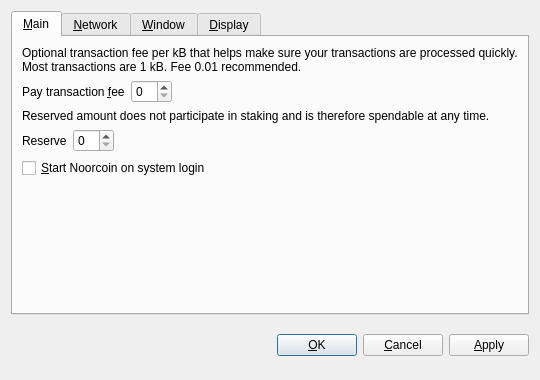
First picture: the form in src/qt/forms/optionsdialog.ui, repository hydrocarboncoin/hydrocarbon, before the edit.
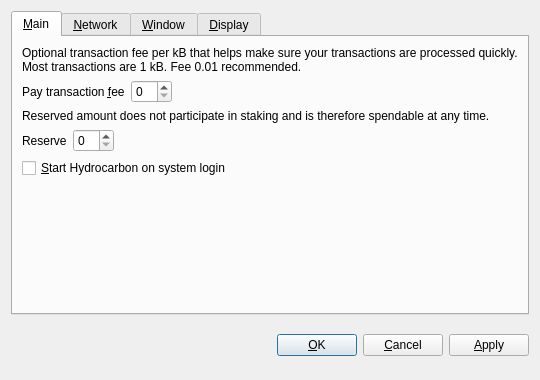
Second picture: the form after the edit. Custom widgets are drawn as their Qt base class.

Commit message:
forked to hydrocarbon much thanks for the help
thank you ... u know who u are

```diff
--- a/src/qt/forms/optionsdialog.ui
+++ b/src/qt/forms/optionsdialog.ui
@@ -128,7 +128,7 @@
           <string>Automatically start Noorcoin after logging in to the system.</string>
          </property>
          <property name="text">
-          <string>&amp;Start Noorcoin on system login</string>
+          <string>&amp;Start Hydrocarbon on system login</string>
          </property>
         </widget>
        </item>
```
Left out of the diff: 8 changed lines with no effect on the pictures. The commit also changes 136 other files.
